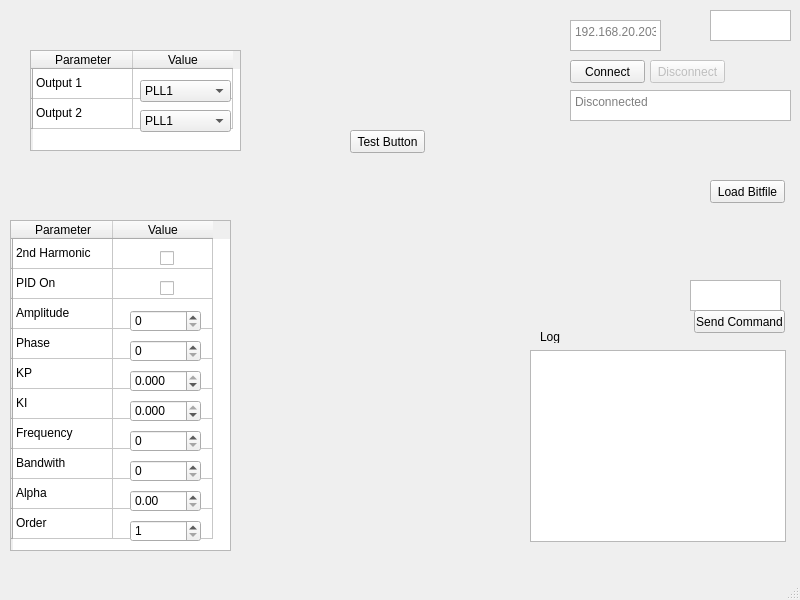
First picture: the form in mainwindow.ui, repository vhock/Phase-locked-Loop, before the edit.
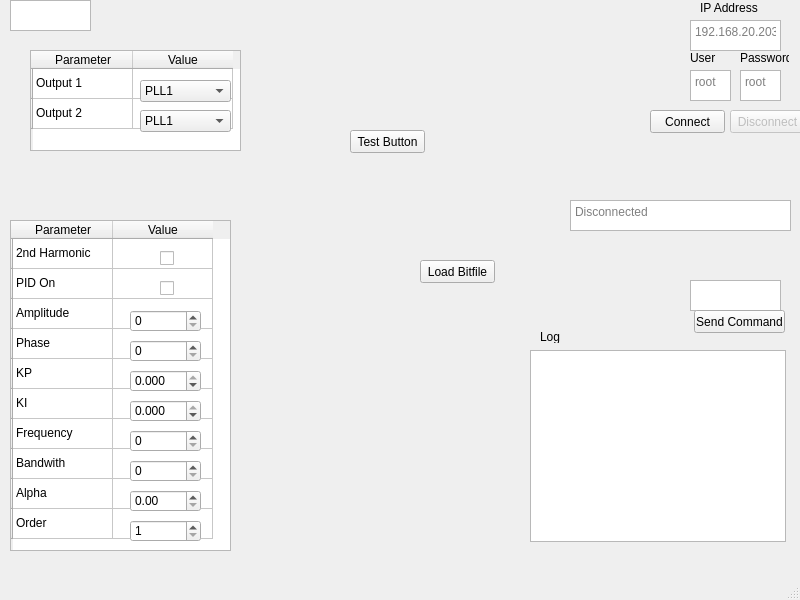
Second picture: the form after the edit.

Commit message: user and password for authentication

What changed in the file:
```diff
--- a/mainwindow.ui
+++ b/mainwindow.ui
@@ -20,7 +20,7 @@
    <widget class="QTextEdit" name="ipAddress">
     <property name="geometry">
      <rect>
-      <x>570</x>
+      <x>690</x>
       <y>20</y>
       <width>91</width>
       <height>31</height>
@@ -33,8 +33,8 @@
    <widget class="QPushButton" name="connectButton">
     <property name="geometry">
      <rect>
-      <x>570</x>
-      <y>60</y>
+      <x>650</x>
+      <y>110</y>
       <width>75</width>
       <height>23</height>
      </rect>
@@ -57,7 +57,7 @@
     <property name="geometry">
      <rect>
       <x>570</x>
-      <y>90</y>
+      <y>200</y>
       <width>221</width>
       <height>31</height>
      </rect>
@@ -69,8 +69,8 @@
    <widget class="QGraphicsView" name="connectionIndicator">
     <property name="geometry">
      <rect>
-      <x>710</x>
-      <y>10</y>
+      <x>10</x>
+      <y>0</y>
       <width>81</width>
       <height>31</height>
      </rect>
@@ -82,8 +82,8 @@
     </property>
     <property name="geometry">
      <rect>
-      <x>650</x>
-      <y>60</y>
+      <x>730</x>
+      <y>110</y>
       <width>75</width>
       <height>23</height>
      </rect>
@@ -98,8 +98,8 @@
    <widget class="QPushButton" name="loadBitfileButton">
     <property name="geometry">
      <rect>
-      <x>710</x>
-      <y>180</y>
+      <x>420</x>
+      <y>260</y>
       <width>75</width>
       <height>23</height>
      </rect>
@@ -589,6 +589,71 @@
      <double>1.000000000000000</double>
     </property>
    </widget>
+   <widget class="QTextEdit" name="connect_user_box">
+    <property name="geometry">
+     <rect>
+      <x>690</x>
+      <y>70</y>
+      <width>41</width>
+      <height>31</height>
+     </rect>
+    </property>
+    <property name="placeholderText">
+     <string>root</string>
+    </property>
+   </widget>
+   <widget class="QTextEdit" name="connect_password_box">
+    <property name="geometry">
+     <rect>
+      <x>740</x>
+      <y>70</y>
+      <width>41</width>
+      <height>31</height>
+     </rect>
+    </property>
+    <property name="placeholderText">
+     <string>root</string>
+    </property>
+   </widget>
+   <widget class="QLabel" name="user_label">
+    <property name="geometry">
+     <rect>
+      <x>690</x>
+      <y>50</y>
+      <width>49</width>
+      <height>16</height>
+     </rect>
+    </property>
+    <property name="text">
+     <string>User</string>
+    </property>
+   </widget>
+   <widget class="QLabel" name="password_label">
+    <property name="geometry">
+     <rect>
+      <x>740</x>
+      <y>50</y>
+      <width>49</width>
+      <height>16</height>
+     </rect>
+    </property>
+    <property name="text">
+     <string>Password</string>
+    </property>
+   </widget>
+   <widget class="QLabel" name="ip_address_label">
+    <property name="geometry">
+     <rect>
+      <x>700</x>
+      <y>0</y>
+      <width>71</width>
+      <height>16</height>
+     </rect>
+    </property>
+    <property name="text">
+     <string>IP Address</string>
+    </property>
+   </widget>
    <zorder>tableWidget</zorder>
    <zorder>ipAddress</zorder>
    <zorder>connectButton</zorder>
```
Left out of the diff: 7 changed lines with no effect on the pictures. The commit also changes 3 other files.
